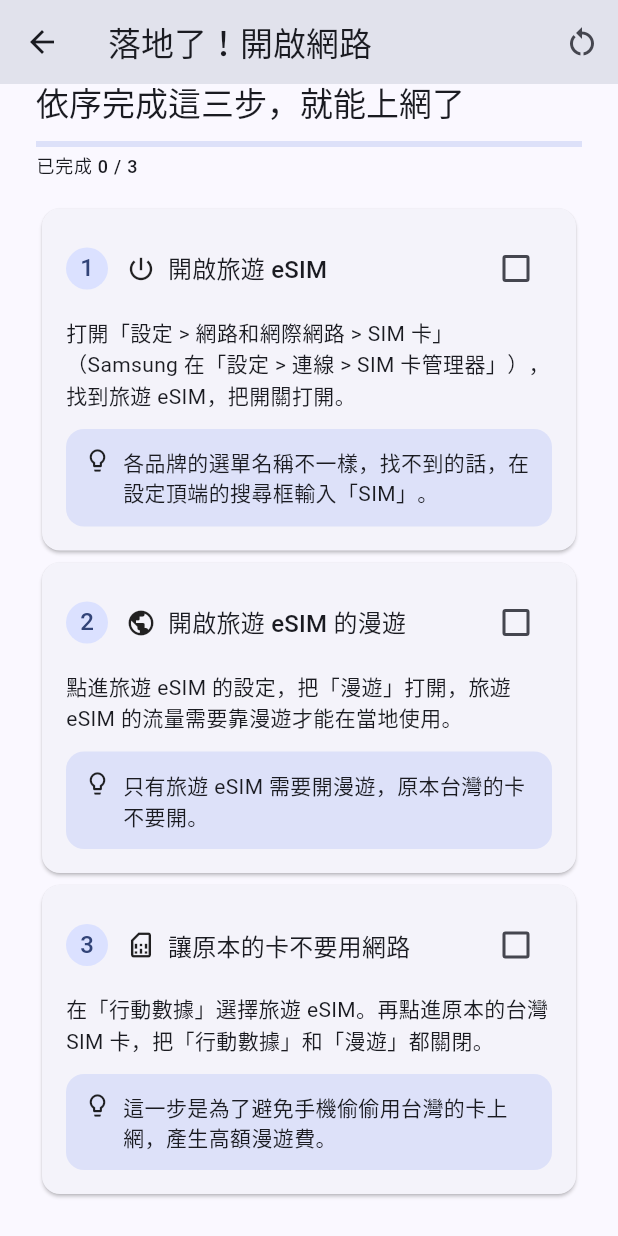
After one commit to ella618s/esim_guide, a Flutter app: the LandingPage screen opened directly, scrolled down 98 dp, after a tap on the "restart alt" icon, on a phone screen of 412 x 824 dp. The commit adds this screen. Run offline on Flutter 3.47's test engine with Material 3 defaults, Android fonts, the phone set to English and light mode, and no system bars; our stand-ins replace flutter_riverpod, shared_preferences; accounts and stored records are empty.

Commit message:
新增落地後三步驟開啟網路頁面

```diff
--- /dev/null
+++ b/assets/landing_steps.json
@@ -0,0 +1,42 @@
+{
+  "ios": [
+    {
+      "icon": "power",
+      "title": "開啟旅遊 eSIM",
+      "body": "打開「設定 > 行動服務」，點進你替旅遊 eSIM 取的名字（例如「日本旅遊」），把「開啟這個號碼」打開。",
+      "tip": "開啟後等 1 到 2 分鐘，上方狀態列出現當地電信的名稱，就代表連上了。"
+    },
+    {
+      "icon": "roaming",
+      "title": "開啟旅遊 eSIM 的漫遊",
+      "body": "還是在這張旅遊 eSIM 的頁面，把「數據漫遊」打開。旅遊 eSIM 的流量需要靠漫遊才能在當地使用。",
+      "tip": "只有旅遊 eSIM 需要開漫遊，原本台灣的卡不要開。"
+    },
+    {
+      "icon": "sim",
+      "title": "讓原本的卡不要用網路",
+      "body": "回到「設定 > 行動服務 > 行動數據」，確認選的是旅遊 eSIM，並關閉「允許行動數據切換」。再點進原本的台灣門號，把「數據漫遊」關閉。",
+      "tip": "這一步是為了避免手機偷偷用台灣的卡上網，產生高額漫遊費。選項名稱可能依 iOS 版本略有不同。"
+    }
+  ],
+  "android": [
+    {
+      "icon": "power",
+      "title": "開啟旅遊 eSIM",
+      "body": "打開「設定 > 網路和網際網路 > SIM 卡」（Samsung 在「設定 > 連線 > SIM 卡管理器」），找到旅遊 eSIM，把開關打開。",
+      "tip": "各品牌的選單名稱不一樣，找不到的話，在設定頂端的搜尋框輸入「SIM」。"
+    },
+    {
+      "icon": "roaming",
+      "title": "開啟旅遊 eSIM 的漫遊",
+      "body": "點進旅遊 eSIM 的設定，把「漫遊」打開，旅遊 eSIM 的流量需要靠漫遊才能在當地使用。",
+      "tip": "只有旅遊 eSIM 需要開漫遊，原本台灣的卡不要開。"
+    },
+    {
+      "icon": "sim",
+      "title": "讓原本的卡不要用網路",
+      "body": "在「行動數據」選擇旅遊 eSIM。再點進原本的台灣 SIM 卡，把「行動數據」和「漫遊」都關閉。",
+      "tip": "這一步是為了避免手機偷偷用台灣的卡上網，產生高額漫遊費。"
+    }
+  ]
+}
--- a/lib/guide_page.dart
+++ b/lib/guide_page.dart
@@ -18,6 +18,12 @@ IconData iconFor(String name) {
       return Icons.pause_circle_outline;
     case 'check':
       return Icons.check_circle_outline;
+    case 'power':
+      return Icons.power_settings_new;
+    case 'roaming':
+      return Icons.public;
+    case 'sim':
+      return Icons.sim_card_outlined;
     default:
       return Icons.help_outline;
   }
--- a/lib/home_page.dart
+++ b/lib/home_page.dart
@@ -2,6 +2,7 @@ import 'package:flutter/material.dart';
 import 'package:flutter_riverpod/flutter_riverpod.dart';
 
 import 'guide_page.dart';
+import 'landing_page.dart';
 import 'models.dart';
 import 'providers.dart';
 import 'recommend_page.dart';
@@ -68,6 +69,13 @@ class HomePage extends ConsumerWidget {
             child: const Text('看推薦方案'),
           ),
           const SizedBox(height: 12),
+          OutlinedButton(
+            onPressed: () => Navigator.of(context).push(
+              MaterialPageRoute<void>(builder: (_) => const LandingPage()),
+            ),
+            child: const Text('已經落地了？開啟網路'),
+          ),
+          const SizedBox(height: 12),
           TextButton(
             onPressed: () => Navigator.of(context).push(
               MaterialPageRoute<void>(builder: (_) => const GuidePage()),
--- /dev/null
+++ b/lib/landing_page.dart
@@ -0,0 +1,156 @@
+import 'package:flutter/material.dart';
+import 'package:flutter_riverpod/flutter_riverpod.dart';
+
+import 'guide_page.dart' show iconFor;
+import 'models.dart';
+import 'providers.dart';
+
+/// 落地後：三步驟開啟網路。每完成一步就勾起來，進度會被記住。
+class LandingPage extends ConsumerWidget {
+  const LandingPage({super.key});
+
+  @override
+  Widget build(BuildContext context, WidgetRef ref) {
+    final theme = Theme.of(context);
+    final os = ref.watch(osKindProvider);
+    final done = ref.watch(landingDoneProvider);
+    final stepsAsync = ref.watch(landingStepsProvider);
+
+    return Scaffold(
+      appBar: AppBar(
+        title: const Text('落地了！開啟網路'),
+        actions: [
+          IconButton(
+            tooltip: '重新開始',
+            icon: const Icon(Icons.restart_alt),
+            onPressed: () => ref.read(landingDoneProvider.notifier).reset(),
+          ),
+        ],
+      ),
+      body: stepsAsync.when(
+        loading: () => const Center(child: CircularProgressIndicator()),
+        error: (error, _) => Center(child: Text('讀取步驟失敗：$error')),
+        data: (allSteps) {
+          final steps = allSteps[os] ?? const <GuideStep>[];
+          final doneCount = done.where((i) => i < steps.length).length;
+          final allDone = steps.isNotEmpty && doneCount == steps.length;
+
+          return ListView(
+            padding: const EdgeInsets.all(24),
+            children: [
+              SegmentedButton<OsKind>(
+                segments: const [
+                  ButtonSegment(value: OsKind.ios, label: Text('iPhone')),
+                  ButtonSegment(value: OsKind.android, label: Text('Android')),
+                ],
+                selected: {os},
+                onSelectionChanged: (selection) =>
+                    ref.read(osKindProvider.notifier).set(selection.first),
+              ),
+              const SizedBox(height: 24),
+              Text('依序完成這三步，就能上網了', style: theme.textTheme.titleLarge),
+              const SizedBox(height: 12),
+              LinearProgressIndicator(
+                value: steps.isEmpty ? 0 : doneCount / steps.length,
+              ),
+              const SizedBox(height: 4),
+              Text('已完成 $doneCount / ${steps.length}',
+                  style: theme.textTheme.labelMedium),
+              const SizedBox(height: 16),
+              for (var i = 0; i < steps.length; i++)
+                _LandingStepCard(
+                  number: i + 1,
+                  step: steps[i],
+                  done: done.contains(i),
+                  onChanged: (value) =>
+                      ref.read(landingDoneProvider.notifier).setDone(i, value),
+                ),
+              if (allDone) ...[
+                const SizedBox(height: 8),
+                Card(
+                  color: theme.colorScheme.tertiaryContainer,
+                  child: const Padding(
+                    padding: EdgeInsets.all(16),
+                    child: Row(
+                      children: [
+                        Icon(Icons.celebration_outlined),
+                        SizedBox(width: 12),
+                        Expanded(
+                          child: Text('三步都完成了！如果還是沒有網路，先把手機重新開機試試看。'),
+                        ),
+                      ],
+                    ),
+                  ),
+                ),
+              ],
+            ],
+          );
+        },
+      ),
+    );
+  }
+}
+
+class _LandingStepCard extends StatelessWidget {
+  const _LandingStepCard({
+    required this.number,
+    required this.step,
+    required this.done,
+    required this.onChanged,
+  });
+
+  final int number;
+  final GuideStep step;
+  final bool done;
+  final ValueChanged<bool> onChanged;
+
+  @override
+  Widget build(BuildContext context) {
+    final theme = Theme.of(context);
+
+    return Card(
+      color: done ? theme.colorScheme.primaryContainer : null,
+      child: Padding(
+        padding: const EdgeInsets.all(16),
+        child: Column(
+          crossAxisAlignment: CrossAxisAlignment.start,
+          children: [
+            Row(
+              children: [
+                CircleAvatar(radius: 14, child: Text('$number')),
+                const SizedBox(width: 12),
+                Icon(iconFor(step.icon), size: 20),
+                const SizedBox(width: 8),
+                Expanded(
+                  child: Text(step.title, style: theme.textTheme.titleMedium),
+                ),
+                Checkbox(
+                  value: done,
+                  onChanged: (value) => onChanged(value ?? false),
+                ),
+              ],
+            ),
+            const SizedBox(height: 8),
+            Text(step.body),
+            const SizedBox(height: 12),
+            Container(
+              padding: const EdgeInsets.all(12),
+              decoration: BoxDecoration(
+                color: theme.colorScheme.secondaryContainer,
+                borderRadius: BorderRadius.circular(12),
+              ),
+              child: Row(
+                crossAxisAlignment: CrossAxisAlignment.start,
+                children: [
+                  const Icon(Icons.lightbulb_outline, size: 18),
+                  const SizedBox(width: 8),
+                  Expanded(child: Text(step.tip)),
+                ],
+              ),
+            ),
+          ],
+        ),
+      ),
+    );
+  }
+}
--- a/lib/models.dart
+++ b/lib/models.dart
@@ -45,6 +45,22 @@ Future<List<GuideStep>> loadSteps() async {
   return list
       .map((e) => GuideStep.fromJson(e as Map<String, dynamic>))
       .toList();
+}
+
+/// 手機系統：落地後的操作路徑，iPhone 和 Android 不一樣
+enum OsKind { ios, android }
+
+/// 落地後開啟網路的步驟（對應 assets/landing_steps.json）
+/// 回傳的是「系統 → 步驟清單」，iPhone 和 Android 各一份
+Future<Map<OsKind, List<GuideStep>>> loadLandingSteps() async {
+  final raw = await rootBundle.loadString('assets/landing_steps.json');
+  final json = jsonDecode(raw) as Map<String, dynamic>;
+
+  List<GuideStep> parse(String key) => (json[key] as List<dynamic>)
+      .map((e) => GuideStep.fromJson(e as Map<String, dynamic>))
+      .toList();
+
+  return {OsKind.ios: parse('ios'), OsKind.android: parse('android')};
 }
 
 /// 一個 eSIM 方案（對應 assets/plans.json）
--- a/lib/providers.dart
+++ b/lib/providers.dart
@@ -1,3 +1,5 @@
+import 'package:flutter/foundation.dart'
+    show TargetPlatform, defaultTargetPlatform;
 import 'package:flutter_riverpod/flutter_riverpod.dart';
 import 'package:shared_preferences/shared_preferences.dart';
 
@@ -68,3 +70,60 @@ class GuideIndexNotifier extends Notifier<int> {
 
 final guideIndexProvider =
     NotifierProvider<GuideIndexNotifier, int>(GuideIndexNotifier.new);
+
+/// 落地後的操作步驟（iPhone／Android 各一份）
+final landingStepsProvider =
+    FutureProvider<Map<OsKind, List<GuideStep>>>((ref) => loadLandingSteps());
+
+/// 目前顯示哪一個系統的教學。預設依手機自己的系統，使用者也可以手動切換
+/// （例如幫爸媽設定時，可以切到對方的手機系統）
+class OsKindNotifier extends Notifier<OsKind> {
+  @override
+  OsKind build() {
+    final platform = defaultTargetPlatform;
+    // macOS 也算 iOS：在 Mac 上用 Chrome 測試時，預設顯示 iPhone 的步驟
+    final isApple =
+        platform == TargetPlatform.iOS || platform == TargetPlatform.macOS;
+    return isApple ? OsKind.ios : OsKind.android;
+  }
+
+  void set(OsKind kind) => state = kind;
+}
+
+final osKindProvider =
+    NotifierProvider<OsKindNotifier, OsKind>(OsKindNotifier.new);
+
+/// 落地後三步驟：哪些已經勾選完成（存的是步驟編號 0、1、2）
+class LandingDoneNotifier extends Notifier<Set<int>> {
+  static const _key = 'landing_done';
+
+  @override
+  Set<int> build() {
+    final saved = ref.watch(sharedPreferencesProvider).getStringList(_key) ??
+        const <String>[];
+    return saved.map(int.tryParse).whereType<int>().toSet();
+  }
+
+  void setDone(int index, bool done) {
+    // 不直接修改舊的 Set，而是建立新的，Riverpod 才知道資料變了
+    final next = {...state};
+    if (done) {
+      next.add(index);
+    } else {
+      next.remove(index);
+    }
+    _update(next);
+  }
+
+  void reset() => _update(<int>{});
+
+  void _update(Set<int> next) {
+    state = next;
+    ref
+        .read(sharedPreferencesProvider)
+        .setStringList(_key, next.map((e) => e.toString()).toList());
+  }
+}
+
+final landingDoneProvider =
+    NotifierProvider<LandingDoneNotifier, Set<int>>(LandingDoneNotifier.new);
```
Also changed, not shown: 2 other files.
